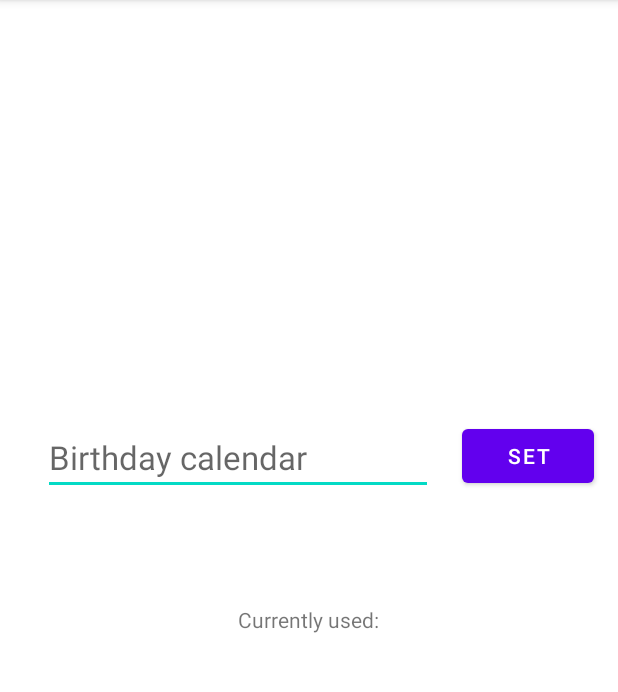
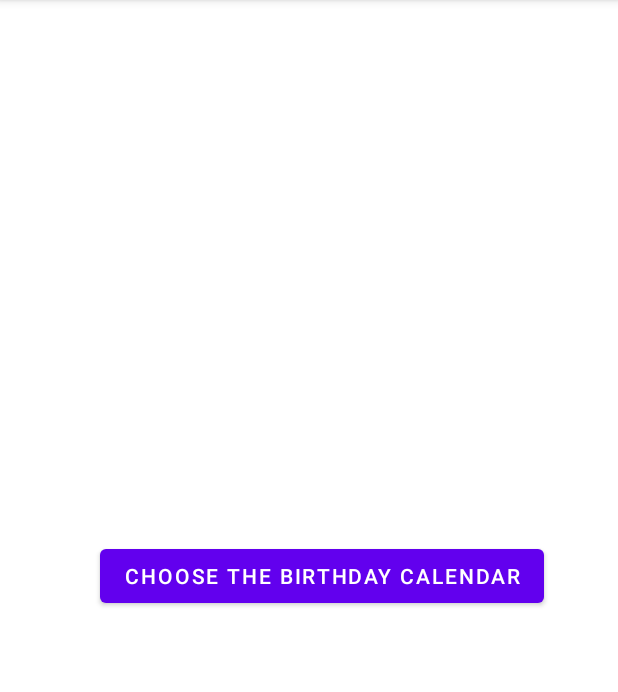
Before and after one commit to Ezan777/birthday-notifier, an Android app: the screen it shows after launch (MainActivity), on a phone screen of 412 x 824 dp, the part 84-776 px from its top. Run offline under Robolectric (Android 15) with nearby library versions, the phone set to English and light mode, and no system bars; 2 statements that could not run were skipped.

Commit message:
Added a popup menu to choose the calendar instead of an input text

```diff
--- a/app/src/main/java/com/example/birthdaynotifier/CalendarService.kt
+++ b/app/src/main/java/com/example/birthdaynotifier/CalendarService.kt
@@ -9,6 +9,34 @@ import java.time.ZoneId
 
 class CalendarService {
     companion object Functions {
+
+        fun getAllCalendars(context: Context): ArrayList<Map<String, String>> {
+            val calendarUri = CalendarContract.Calendars.CONTENT_URI
+            val fields: Array<String> = arrayOf(
+                CalendarContract.Calendars._ID,
+                CalendarContract.Calendars.CALENDAR_DISPLAY_NAME
+            )
+
+            val contentResolver = context.contentResolver
+            try {
+                val cursor: Cursor? = contentResolver.query(calendarUri, fields, null, null, null)
+                if(cursor != null) {
+                    if(cursor.count > 0) {
+                        val calendarsDetails = ArrayList<Map<String, String>>()
+                        while(cursor.moveToNext()) {
+                            calendarsDetails.add(mapOf("id" to cursor.getString(0), "displayName" to cursor.getString(1)))
+                        }
+                        cursor.close()
+                        return calendarsDetails
+                    }
+                }
+            } catch (exception: Exception) {
+                Log.d("exception", exception.toString())
+            }
+
+            return ArrayList<Map<String, String>>()
+        }
+
         fun getCalendarIdByName(context: Context, calendarName: String): String? {
             val calendarUri = CalendarContract.Calendars.CONTENT_URI
             val fields: Array<String> = arrayOf(
--- a/app/src/main/java/com/example/birthdaynotifier/MainActivity.kt
+++ b/app/src/main/java/com/example/birthdaynotifier/MainActivity.kt
@@ -6,9 +6,7 @@ import androidx.appcompat.app.AppCompatActivity
 import android.os.Bundle
 import android.util.Log
 import android.widget.Button
-import android.widget.EditText
-import android.widget.TextView
-import android.widget.Toast
+import android.widget.PopupMenu
 import androidx.core.app.ActivityCompat
 import androidx.core.content.ContextCompat
 import androidx.core.content.PermissionChecker.PERMISSION_GRANTED
@@ -22,6 +20,7 @@ class MainActivity : AppCompatActivity() {
     override fun onCreate(savedInstanceState: Bundle?) {
         super.onCreate(savedInstanceState)
         setContentView(R.layout.activity_main)
+
         BirthdayNotification.createBirthdayNotificationChannel(this)
 
         val permissions = arrayOf(
@@ -30,7 +29,7 @@ class MainActivity : AppCompatActivity() {
         )
 
         for (permission in permissions) {
-            var hasPermission: Boolean = true
+            var hasPermission = true
             hasPermission = hasPermission && ContextCompat.checkSelfPermission(
                 this,
                 permission
@@ -50,20 +49,32 @@ class MainActivity : AppCompatActivity() {
             applicationContext.getString(R.string.sent_notifications_key),
             mutableSetOf<String>()).toString())
 
-        var calendarName: String =
-            settings.getString(getString(R.string.calendar_name_key), "").toString()
+        var calendarName: String? =
+            settings.getString(getString(R.string.calendar_name_key), null).toString()
 
-        val calendarNameInput: EditText = findViewById(R.id.calendarNameInput)
-        val setCalendarButton: Button = findViewById(R.id.setCalendarButton)
-        val currentCalendarName: TextView = findViewById(R.id.currentCalendarName)
-        currentCalendarName.text = calendarName
+        val chooseCalendarButton: Button = findViewById(R.id.chooseCalendarButton)
+        chooseCalendarButton.text = calendarName ?: getString(R.string.calendar_list_label)
 
-        setCalendarButton.setOnClickListener {
-            calendarName = calendarNameInput.text.toString().trim()
-            calendarNameInput.setText("")
+        val popupMenu = PopupMenu(this, chooseCalendarButton)
 
-            if (CalendarService.getCalendarIdByName(this, calendarName) != null) {
-                currentCalendarName.text = calendarName
+        val calendarsDetails= CalendarService.getAllCalendars(this)
+
+        if(calendarsDetails.isNotEmpty()) {
+            for(calendar in calendarsDetails) {
+                popupMenu.menu.add(calendar["displayName"])
+            }
+        }
+
+        chooseCalendarButton.setOnClickListener {
+            popupMenu.show()
+        }
+
+        popupMenu.setOnMenuItemClickListener {
+            WorkManager.getInstance(this).cancelAllWork()
+
+            calendarName = it.title.toString()
+            chooseCalendarButton.text = calendarName ?: getString(R.string.calendar_list_label)
+            popupMenu.menu.close()
 
             val notifierRequest =
                 PeriodicWorkRequestBuilder<NotifierWorker>(15, TimeUnit.MINUTES).setInputData(
@@ -77,13 +88,8 @@ class MainActivity : AppCompatActivity() {
             settings.edit()
                 .putString(getString(R.string.calendar_name_key), calendarName.toString())
                 .apply()
-            } else {
-                Toast.makeText(
-                    applicationContext,
-                    getString(R.string.calendar_not_found),
-                    Toast.LENGTH_SHORT
-                ).show()
+
+            true
         }
     }
 }
-}
--- a/app/src/main/res/layout/activity_main.xml
+++ b/app/src/main/res/layout/activity_main.xml
@@ -6,55 +6,15 @@
     android:layout_height="match_parent"
     tools:context=".MainActivity">
 
-    <EditText
-        android:id="@+id/calendarNameInput"
+    <Button
+        android:id="@+id/chooseCalendarButton"
         android:layout_width="wrap_content"
         android:layout_height="wrap_content"
-        android:layout_marginStart="24dp"
-        android:layout_marginEnd="16dp"
-        android:ems="10"
-        android:hint="@string/input_placeholder"
-        android:inputType="text"
-        android:textAppearance="@style/TextAppearance.AppCompat.Large"
-        android:imeOptions="actionDone"
-        app:layout_constraintBottom_toBottomOf="parent"
-        app:layout_constraintEnd_toStartOf="@+id/setCalendarButton"
-        app:layout_constraintHorizontal_bias="0.615"
-        app:layout_constraintStart_toStartOf="parent"
-        app:layout_constraintTop_toTopOf="parent"
-        app:layout_constraintVertical_bias="0.39" />
-
-    <Button
-        android:id="@+id/setCalendarButton"
-        android:layout_width="wrap_content"
-        android:layout_height="wrap_content"
-        android:layout_marginEnd="16dp"
-        android:text="@string/set_calendar_button"
+        android:text="@string/calendar_list_label"
         app:layout_constraintBottom_toBottomOf="parent"
         app:layout_constraintEnd_toEndOf="parent"
-        app:layout_constraintTop_toTopOf="parent"
-        app:layout_constraintVertical_bias="0.389" />
+        app:layout_constraintHorizontal_bias="0.573"
+        app:layout_constraintStart_toStartOf="parent"
+        app:layout_constraintTop_toTopOf="parent" />
 
-    <TextView
-        android:id="@+id/settedCalendarTitle"
-        android:layout_width="wrap_content"
-        android:layout_height="wrap_content"
-        android:text="@string/chosen_calendar_title"
-        app:layout_constraintBottom_toBottomOf="parent"
-        app:layout_constraintEnd_toEndOf="parent"
-        app:layout_constraintHorizontal_bias="0.498"
-        app:layout_constraintStart_toStartOf="parent"
-        app:layout_constraintTop_toTopOf="parent"
-        app:layout_constraintVertical_bias="0.539" />
-
-    <TextView
-        android:id="@+id/currentCalendarName"
-        android:layout_width="wrap_content"
-        android:layout_height="wrap_content"
-        app:layout_constraintBottom_toBottomOf="parent"
-        app:layout_constraintEnd_toEndOf="parent"
-        app:layout_constraintHorizontal_bias="0.498"
-        app:layout_constraintStart_toStartOf="parent"
-        app:layout_constraintTop_toBottomOf="@+id/settedCalendarTitle"
-        app:layout_constraintVertical_bias="0.058" />
 </androidx.constraintlayout.widget.ConstraintLayout>
--- a/app/src/main/res/values/strings.xml
+++ b/app/src/main/res/values/strings.xml
@@ -10,4 +10,5 @@
     <string name="calendar_not_found">Calendar not found</string>
     <string name="sent_notifications_key" translatable="false">sentNotifications</string>
     <string name="last_sent_key" translatable="false">lastSent</string>
+    <string name="calendar_list_label">Choose the birthday calendar</string>
 </resources>
```
Also changed, not shown: 1 other file. Lines whose indentation alone changed are shown as unchanged.
